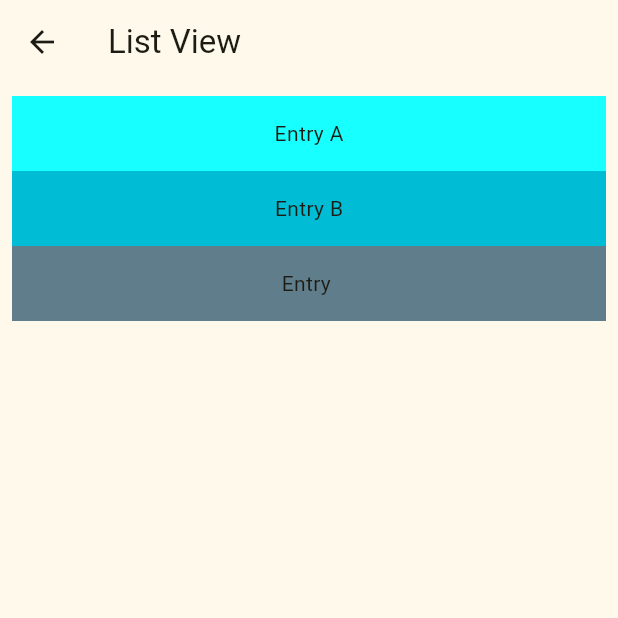
After one commit to 91purabi/flutter_project2, a Flutter app: the screen it shows after launch, after a tap on "Go to List View", on a phone screen of 412 x 824 dp, the top half of it. The commit adds this screen. Run offline on Flutter 3.47's test engine with Material 3 defaults, Android fonts, the phone set to English and light mode, and no system bars.

Commit message:
list view practice

```diff
--- /dev/null
+++ b/project_2/lib/screens/card_example_screen/widgets/list_gridview.dart
@@ -0,0 +1,35 @@
+import 'package:flutter/material.dart';
+
+class listView extends StatelessWidget {
+  const listView({super.key});
+
+  @override
+  Widget build(BuildContext) {
+    return Scaffold(
+      appBar: AppBar(
+        title: const Text('List View'),
+      ),
+      body: ListView(
+        padding: const EdgeInsets.all(8),
+        children: <Widget>[
+          Container(
+            //padding: EdgeInsets.all(10),
+            height: 50,
+            color: Colors.cyanAccent,
+            child: const Center(child: Text('Entry A')),
+          ),
+          Container(
+            height: 50,
+            color: Colors.cyan,
+            child: const Center(child: Text('Entry B')),
+          ),
+          Container(
+            height: 50,
+            color: Colors.blueGrey,
+            child: const Center(child: Text('Entry ')),
+          ),
+        ],
+      ),
+    );
+  }
+}
--- a/project_2/lib/screens/main_screen.dart
+++ b/project_2/lib/screens/main_screen.dart
@@ -1,6 +1,8 @@
 import 'package:flutter/material.dart';
 import 'package:project_2/screens/card_example_screen/card_example_screen.dart';
+import 'package:project_2/screens/card_example_screen/widgets/list_gridview.dart';
 import 'package:project_2/screens/card_example_screen/widgets/task_3.dart';
+import 'package:project_2/screens/card_example_screen/widgets/task_3B.dart';
 import 'package:project_2/screens/card_example_screen/widgets/threerows_twocolumns.dart';
 import 'package:project_2/task_1.dart';
 
@@ -49,6 +51,24 @@ class MainScreen extends StatelessWidget {
                 ));
               },
               child: const Text("Go to Third Task")),
+          TextButton(
+              onPressed: () {
+                Navigator.push(context, MaterialPageRoute(
+                  builder: (context) {
+                    return const ThirdTaskB();
+                  },
+                ));
+              },
+              child: const Text("Go to Task_3B")),
+          TextButton(
+              onPressed: () {
+                Navigator.push(context, MaterialPageRoute(
+                  builder: (context) {
+                    return const listView();
+                  },
+                ));
+              },
+              child: const Text("Go to List View")),
         ],
       ),
     );
```
Also changed, not shown: project_2/lib/screens/card_example_screen/widgets/task_3B.dart (added, +23 -0 lines).
